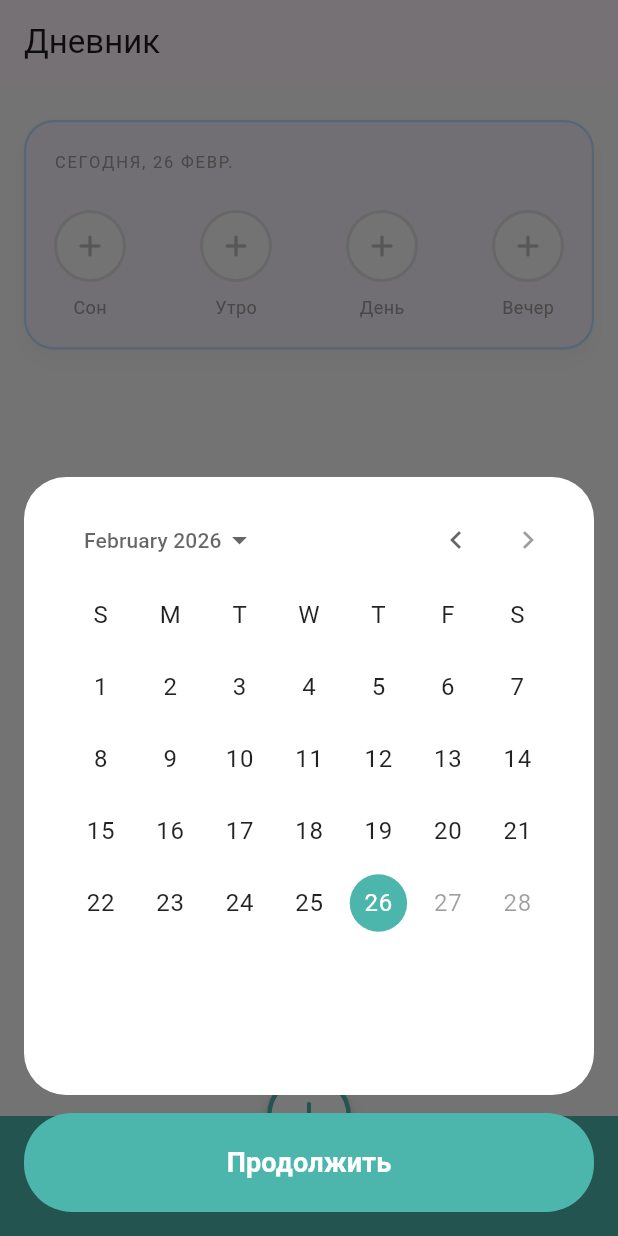
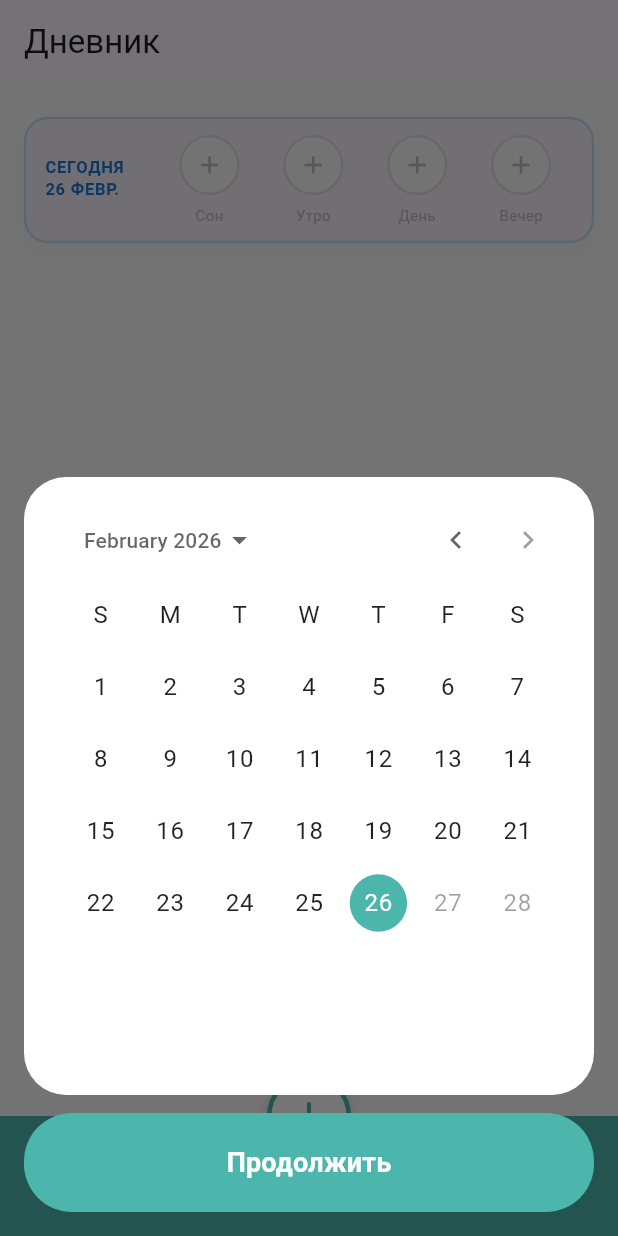
Before and after one commit to s-miroshnichenko/diary, a Flutter app: the screen it shows after launch, after a tap on the "add" icon, on a phone screen of 412 x 824 dp. Run offline on Flutter 3.47's test engine with Material 3 defaults, Android fonts, the phone set to English and light mode, and no system bars; our stand-ins replace supabase_flutter; accounts and stored records are empty.

Commit message:
цвет шрифта на светлых кружках изменилли на черный

```diff
--- a/lib/widgets/day_card.dart
+++ b/lib/widgets/day_card.dart
@@ -1,25 +1,16 @@
 // Файл: lib/widgets/day_card.dart
-
 import 'package:flutter/material.dart';
 import '../utils/date_formatter.dart';
 
 class DayCard extends StatelessWidget {
   final String dateId;
-
-  // Сон
   final double? sleepHours;
-
-  // Оценки настроения (от 1 до 10)
   final int? morningMoodScore;
   final int? dayMoodScore;
   final int? eveningMoodScore;
-
-  // Цвета настроения
   final Color? morningMoodColor;
   final Color? dayMoodColor;
   final Color? eveningMoodColor;
-
-  // Коллбэки для нажатия на слоты
   final VoidCallback onAddSleep;
   final VoidCallback onAddMorning;
   final VoidCallback onAddDay;
@@ -27,7 +18,7 @@ class DayCard extends StatelessWidget {
 
   const DayCard({
     Key? key,
-    required this.dateId, // Изменено
+    required this.dateId,
     this.sleepHours,
     this.morningMoodScore,
     this.dayMoodScore,
@@ -43,83 +34,102 @@ class DayCard extends StatelessWidget {
 
   @override
   Widget build(BuildContext context) {
-    // НОВОЕ: Используем наш форматтер, чтобы получить строку 'СЕГОДНЯ, 25 ФЕВ.'
     final formattedDate = DateFormatter.formatCardDate(dateId);
+    final multiLineDate = formattedDate.replaceFirst(', ', '\n');
 
-    // НОВОЕ: Проверяем, является ли эта карточка сегодняшней
-    // Сравниваем сырую дату из БД с сегодняшней сырой датой
     final now = DateTime.now();
     final todayString = "${now.year}-${now.month.toString().padLeft(2, '0')}-${now.day.toString().padLeft(2, '0')}";
     final isToday = dateId == todayString;
 
     return Card(
-      margin: const EdgeInsets.symmetric(horizontal: 16, vertical: 8),
-      elevation: isToday ? 4 : 0, // "Сегодня" более выпуклая
+      margin: const EdgeInsets.symmetric(horizontal: 16, vertical: 6),
+      elevation: isToday ? 4 : 0,
       shadowColor: isToday ? Colors.black.withValues(alpha: 0.1) : Colors.transparent,
       shape: RoundedRectangleBorder(
-        borderRadius: BorderRadius.circular(20),
+        borderRadius: BorderRadius.circular(16),
         side: BorderSide(
           color: isToday ? Colors.blue.shade100 : Colors.grey.shade200,
           width: isToday ? 1.5 : 1.0,
         ),
       ),
       child: Padding(
-        padding: const EdgeInsets.all(20.0),
-        child: Column(
-          crossAxisAlignment: CrossAxisAlignment.start,
+        // Если это не сегодня (нет подписей), делаем нижний отступ еще меньше!
+        padding: EdgeInsets.only(
+          left: 14.0,
+          right: 14.0,
+          top: 12.0,
+          bottom: isToday ? 12.0 : 8.0,
+        ),
+        child: Row(
+          crossAxisAlignment: isToday ? CrossAxisAlignment.end : CrossAxisAlignment.center,
           children: [
-
-            // НОВОЕ: Красивая дата (мелкий тонкий шрифт, ALL CAPS)
-            Text(
-              formattedDate, // Текст из DateFormatter (уже toUpperCase)
-              style: const TextStyle(
-                fontSize: 11.0,            // Мелкий
-                fontWeight: FontWeight.w400, // Тонкий (Regular)
-                color: Colors.grey,        // Серый
-                letterSpacing: 1.2,        // Межбуквенный интервал для ALL CAPS
+            // --- ЛЕВЫЙ БЛОК: ДАТА ---
+            SizedBox(
+              width: 75,
+              child: Padding(
+                // Немного приподнимаем дату, если нет подписей, чтобы она была по центру кружков
+                padding: EdgeInsets.only(bottom: isToday ? 16.0 : 0),
+                child: Text(
+                  multiLineDate,
+                  style: TextStyle(
+                    fontSize: 11.0,
+                    fontWeight: isToday ? FontWeight.w600 : FontWeight.w400,
+                    color: isToday ? Colors.blue.shade700 : Colors.grey.shade500,
+                    height: 1.4,
+                    letterSpacing: 0.5,
+                  ),
+                ),
               ),
             ),
 
-            SizedBox(height: isToday ? 24 : 16),
-
-            Row(
-              mainAxisAlignment: MainAxisAlignment.spaceBetween,
+            // --- ПРАВЫЙ БЛОК: КРУЖКИ В СЕТКЕ ---
+            Expanded(
+              child: Row(
                 children: [
-                // Слот: Сон
-                _TimeSlot(
+                  Expanded(
+                    child: _TimeSlot(
                       label: 'Сон',
+                      showLabel: isToday, // Показываем подпись только сегодня
                       isEmpty: sleepHours == null,
                       valueText: sleepHours != null
-                      ? '${sleepHours! % 1 == 0 ? sleepHours!.toInt() : sleepHours} ч'
+                          ? '${sleepHours! % 1 == 0 ? sleepHours!.toInt() : sleepHours}ч'
                           : null,
                       filledColor: Colors.indigo.shade400,
                       onTap: onAddSleep,
                     ),
-                // Слот: Утро
-                _TimeSlot(
+                  ),
+                  Expanded(
+                    child: _TimeSlot(
                       label: 'Утро',
+                      showLabel: isToday,
                       isEmpty: morningMoodColor == null,
                       valueText: morningMoodScore?.toString(),
                       filledColor: morningMoodColor,
                       onTap: onAddMorning,
                     ),
-                // Слот: День
-                _TimeSlot(
+                  ),
+                  Expanded(
+                    child: _TimeSlot(
                       label: 'День',
+                      showLabel: isToday,
                       isEmpty: dayMoodColor == null,
                       valueText: dayMoodScore?.toString(),
                       filledColor: dayMoodColor,
                       onTap: onAddDay,
                     ),
-                // Слот: Вечер
-                _TimeSlot(
+                  ),
+                  Expanded(
+                    child: _TimeSlot(
                       label: 'Вечер',
+                      showLabel: isToday,
                       isEmpty: eveningMoodColor == null,
                       valueText: eveningMoodScore?.toString(),
                       filledColor: eveningMoodColor,
                       onTap: onAddEvening,
                     ),
+                  ),
                 ],
+              ),
             ),
           ],
         ),
@@ -128,9 +138,9 @@ class DayCard extends StatelessWidget {
   }
 }
 
-// Внутренний виджет остался без изменений
 class _TimeSlot extends StatelessWidget {
   final String label;
+  final bool showLabel;
   final bool isEmpty;
   final String? valueText;
   final IconData? filledIcon;
@@ -139,6 +149,7 @@ class _TimeSlot extends StatelessWidget {
 
   const _TimeSlot({
     required this.label,
+    required this.showLabel,
     required this.isEmpty,
     this.valueText,
     this.filledIcon,
@@ -148,43 +159,59 @@ class _TimeSlot extends StatelessWidget {
 
   @override
   Widget build(BuildContext context) {
+    // Проверяем, является ли значение оценкой 5, 6 или 7
+    final bool isLightShade = ['5', '6', '7'].contains(valueText);
+    // Назначаем темно-серый цвет для светлых оттенков, иначе белый
+    final Color textColor = isLightShade ? Colors.grey.shade800 : Colors.white;
+
     return GestureDetector(
       onTap: onTap,
       behavior: HitTestBehavior.opaque,
       child: Column(
+        mainAxisSize: MainAxisSize.min,
+        crossAxisAlignment: CrossAxisAlignment.center,
         children: [
           Container(
-            width: 48,
-            height: 48,
+            width: 40,
+            height: 40,
             decoration: BoxDecoration(
                 shape: BoxShape.circle,
                 color: isEmpty ? Colors.grey.shade50 : filledColor,
-                border: isEmpty ? Border.all(color: Colors.grey.shade300, width: 2) : null,
+                border: isEmpty ? Border.all(color: Colors.grey.shade300, width: 1.5) : null,
                 boxShadow: isEmpty ? null : [
                   BoxShadow(
                     color: filledColor!.withValues(alpha: 0.3),
-                    blurRadius: 8,
-                    offset: const Offset(0, 4),
+                    blurRadius: 4,
+                    offset: const Offset(0, 2),
                   )
                 ]
             ),
             child: Center(
               child: isEmpty
-                  ? Icon(Icons.add_rounded, color: Colors.grey.shade400, size: 24)
+                  ? Icon(Icons.add_rounded, color: Colors.grey.shade400, size: 20)
                   : (valueText != null
-                  ? Text(valueText!, style: const TextStyle(color: Colors.white, fontWeight: FontWeight.bold, fontSize: 16))
-                  : Icon(filledIcon ?? Icons.check_rounded, color: Colors.white, size: 24)),
+                      ? Text(
+                          valueText!,
+                          style: TextStyle(
+                            color: textColor, // Используем вычисленный цвет
+                            fontWeight: FontWeight.bold,
+                            fontSize: 13,
+                          ),
+                        )
+                      : Icon(filledIcon ?? Icons.check_rounded, color: Colors.white, size: 20)),
             ),
           ),
-          const SizedBox(height: 8),
+          if (showLabel) ...[
+            const SizedBox(height: 6),
             Text(
               label,
               style: TextStyle(
-              fontSize: 12,
-              fontWeight: isEmpty ? FontWeight.normal : FontWeight.bold,
-              color: isEmpty ? Colors.grey.shade500 : Colors.black87,
+                fontSize: 10,
+                fontWeight: FontWeight.w400,
+                color: isEmpty ? Colors.grey.shade400 : Colors.black87,
               ),
             ),
+          ]
         ],
       ),
     );
```
Lines whose indentation alone changed are shown as unchanged.
